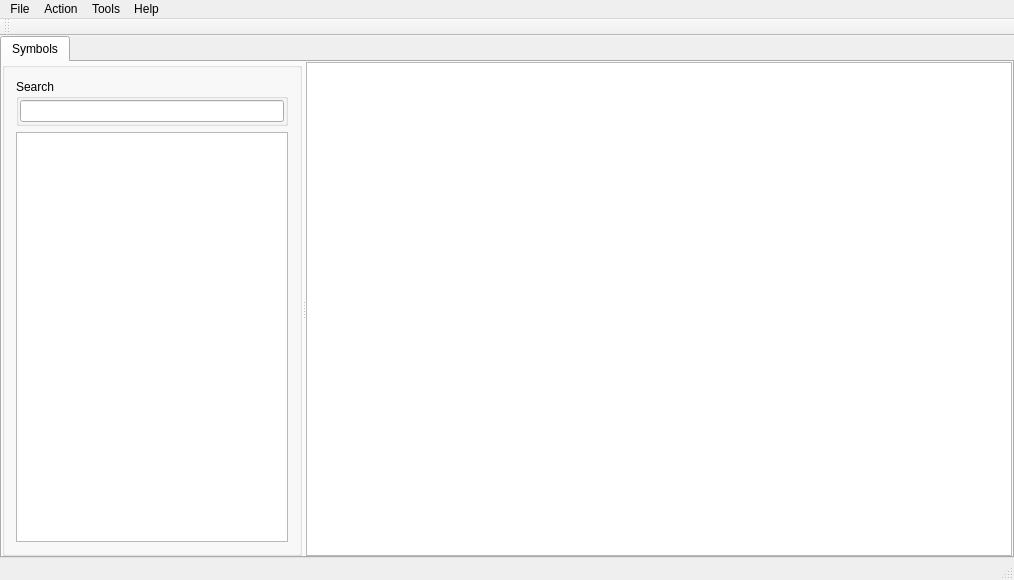
Qt form gui_source/guimainwindow.ui (horsicq/PDBRipper) before a commit.
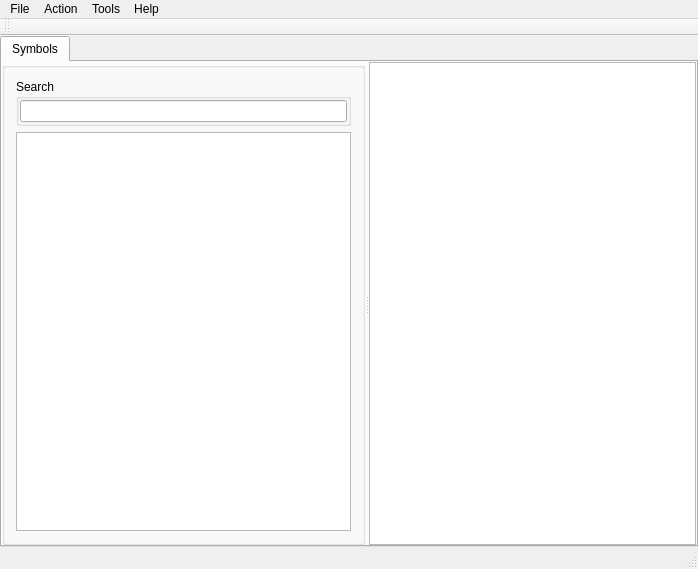
The same form after that commit.

```diff
--- a/gui_source/guimainwindow.ui
+++ b/gui_source/guimainwindow.ui
@@ -6,8 +6,8 @@
    <rect>
     <x>0</x>
     <y>0</y>
-    <width>1014</width>
-    <height>580</height>
+    <width>698</width>
+    <height>569</height>
    </rect>
   </property>
   <property name="windowTitle">
@@ -54,7 +54,7 @@
           <property name="orientation">
            <enum>Qt::Horizontal</enum>
           </property>
-          <widget class="QGroupBox" name="">
+          <widget class="QGroupBox" name="groupBox">
            <property name="sizePolicy">
             <sizepolicy hsizetype="Preferred" vsizetype="Preferred">
              <horstretch>0</horstretch>
@@ -63,7 +63,7 @@
            </property>
            <property name="maximumSize">
             <size>
-             <width>300</width>
+             <width>400</width>
              <height>16777215</height>
             </size>
            </property>
@@ -96,13 +96,31 @@
              </widget>
             </item>
             <item>
-             <widget class="QTableWidget" name="tableWidgetSymbols">
+             <widget class="QTableView" name="tableViewSymbols">
               <property name="sizePolicy">
                <sizepolicy hsizetype="Expanding" vsizetype="Expanding">
                 <horstretch>0</horstretch>
                 <verstretch>0</verstretch>
                </sizepolicy>
               </property>
+              <property name="editTriggers">
+               <set>QAbstractItemView::NoEditTriggers</set>
+              </property>
+              <property name="selectionMode">
+               <enum>QAbstractItemView::SingleSelection</enum>
+              </property>
+              <property name="selectionBehavior">
+               <enum>QAbstractItemView::SelectRows</enum>
+              </property>
+              <property name="sortingEnabled">
+               <bool>true</bool>
+              </property>
+              <attribute name="verticalHeaderVisible">
+               <bool>false</bool>
+              </attribute>
+              <attribute name="verticalHeaderDefaultSectionSize">
+               <number>24</number>
+              </attribute>
              </widget>
             </item>
            </layout>
@@ -114,6 +132,9 @@
              <verstretch>0</verstretch>
             </sizepolicy>
            </property>
+           <property name="lineWrapMode">
+            <enum>QTextEdit::NoWrap</enum>
+           </property>
           </widget>
          </widget>
         </item>
@@ -128,7 +149,7 @@
     <rect>
      <x>0</x>
      <y>0</y>
-     <width>1014</width>
+     <width>698</width>
      <height>22</height>
     </rect>
    </property>
```
